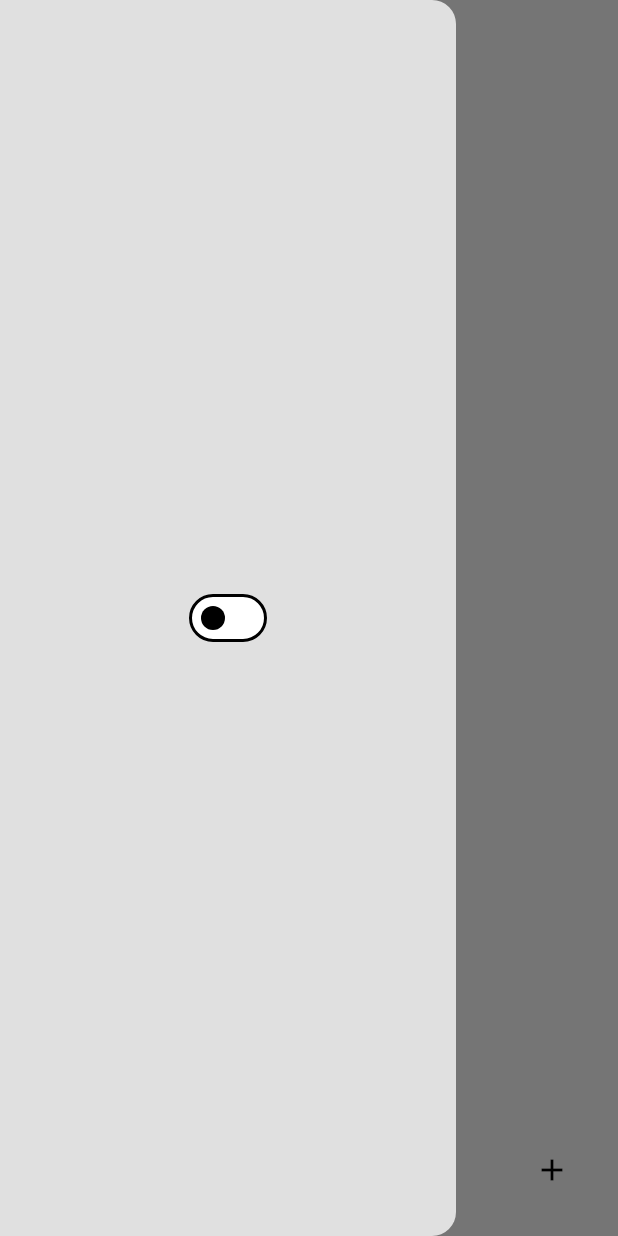
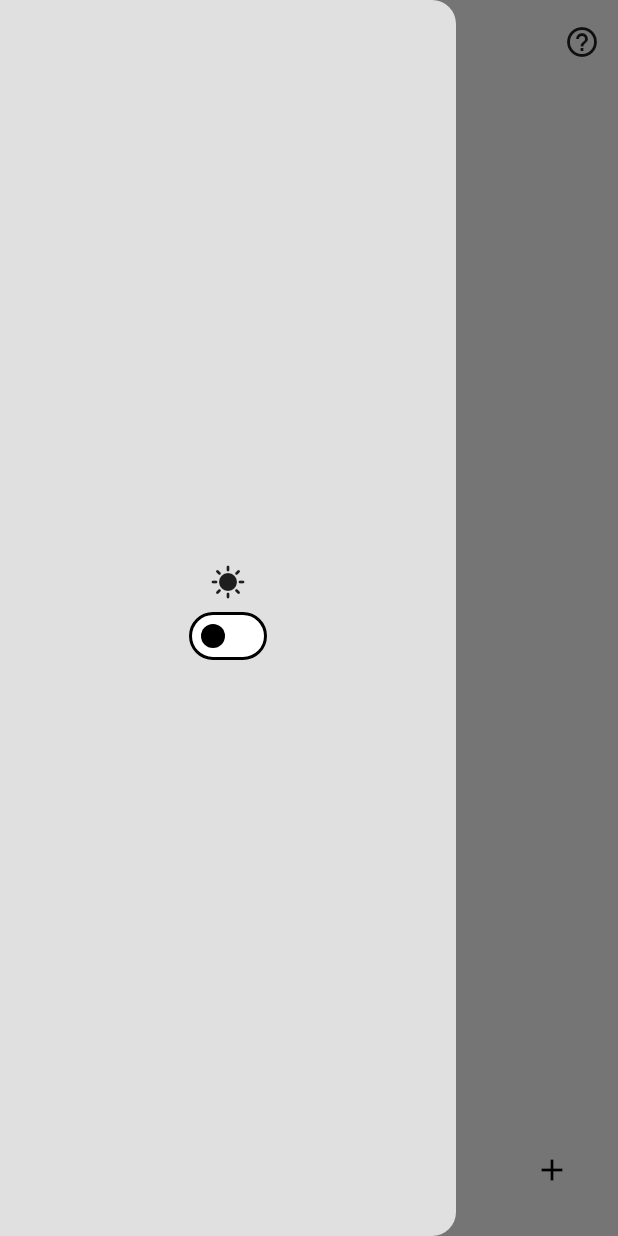
Before and after one commit to HacerYaman/Minimal-Habit-Tracker, a Flutter app: the screen it shows after launch, with the side drawer open, on a phone screen of 412 x 824 dp. Run offline on Flutter 3.47's test engine with Material 3 defaults, Android fonts, the phone set to English and light mode, and no system bars; our stand-ins replace flutter_heatmap_calendar, flutter_slidable, isar; accounts and stored records are empty; generated files the repository leaves out were written again.

Commit message:
icon update

```diff
--- /dev/null
+++ b/devtools_options.yaml
@@ -0,0 +1 @@
+extensions:
--- a/lib/components/my_drawer.dart
+++ b/lib/components/my_drawer.dart
@@ -13,11 +13,19 @@ class MyDrawer extends StatelessWidget {
     return Drawer(
       backgroundColor: Theme.of(context).colorScheme.background,
       child: Center(
-        child: Switch(
-            value: Provider.of<ThemeProvider>(context).isDarkMode,
-            onChanged: (value) =>
-                Provider.of<ThemeProvider>(context, listen: false)
-                    .toggleTheme()),
+        child: Column(
+          mainAxisSize: MainAxisSize.min,
+          children: [
+            Icon(Provider.of<ThemeProvider>(context).isDarkMode
+                ? Icons.dark_mode
+                : Icons.sunny),
+            Switch(
+                value: Provider.of<ThemeProvider>(context).isDarkMode,
+                onChanged: (value) =>
+                    Provider.of<ThemeProvider>(context, listen: false)
+                        .toggleTheme()),
+          ],
+        ),
       ),
     );
   }
```
Also changed, not shown: lib/pages/home_page.dart (+30 -3 lines), lib/assets/heatmap.png (added), 45 other files.
